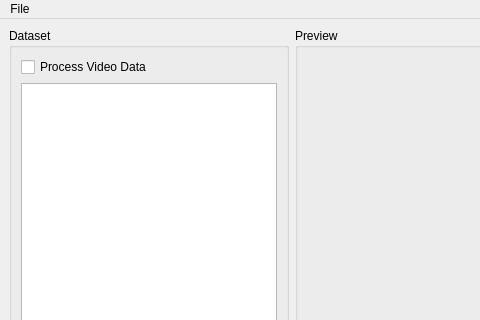
Old version of the form main/processor.ui in the repository Garik-Mk/boo-anot; both pictures show x 0 to 480 and y 0 to 320 of the 1253 by 878 pixel window.
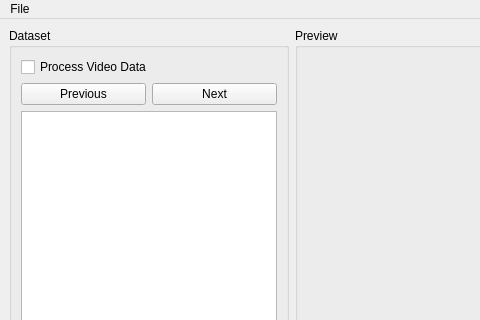
New version of the form.

Commit message: Added prev next buttons:

The edit to the form file:
```diff
--- a/main/processor.ui
+++ b/main/processor.ui
@@ -20,7 +20,7 @@
       <property name="title">
        <string>Dataset</string>
       </property>
-      <layout class="QVBoxLayout" name="verticalLayout_2" stretch="0,1,0,0,0">
+      <layout class="QVBoxLayout" name="verticalLayout_2" stretch="0,0,1,0,0,0">
        <item>
         <widget class="QCheckBox" name="processVideoData">
          <property name="text">
@@ -28,6 +28,24 @@
          </property>
         </widget>
        </item>
+       <item>
+        <layout class="QHBoxLayout" name="horizontalLayout_2">
+         <item>
+          <widget class="QPushButton" name="prevButton">
+           <property name="text">
+            <string>Previous</string>
+           </property>
+          </widget>
+         </item>
+         <item>
+          <widget class="QPushButton" name="nextButton">
+           <property name="text">
+            <string>Next</string>
+           </property>
+          </widget>
+         </item>
+        </layout>
+       </item>
        <item>
         <widget class="QListWidget" name="item_list">
          <property name="selectionMode">
```
The commit also changes 1 other file.
